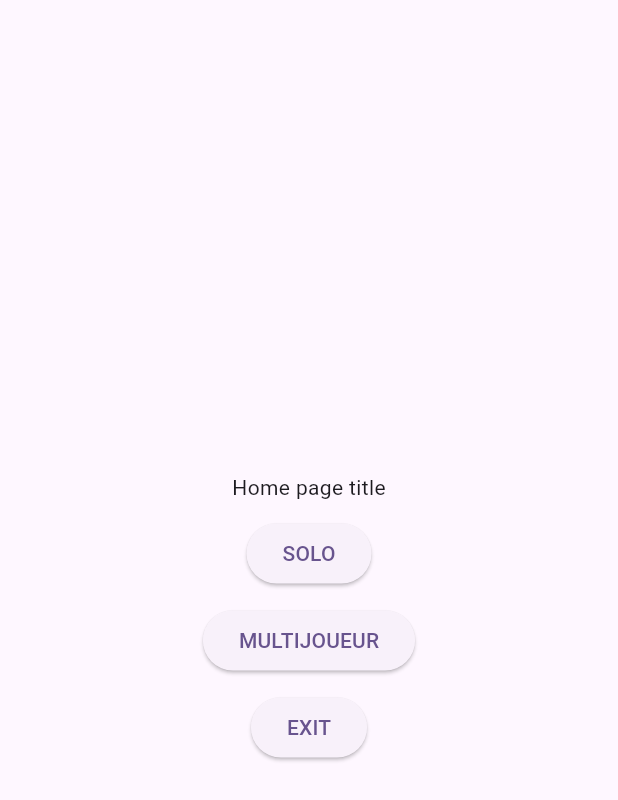
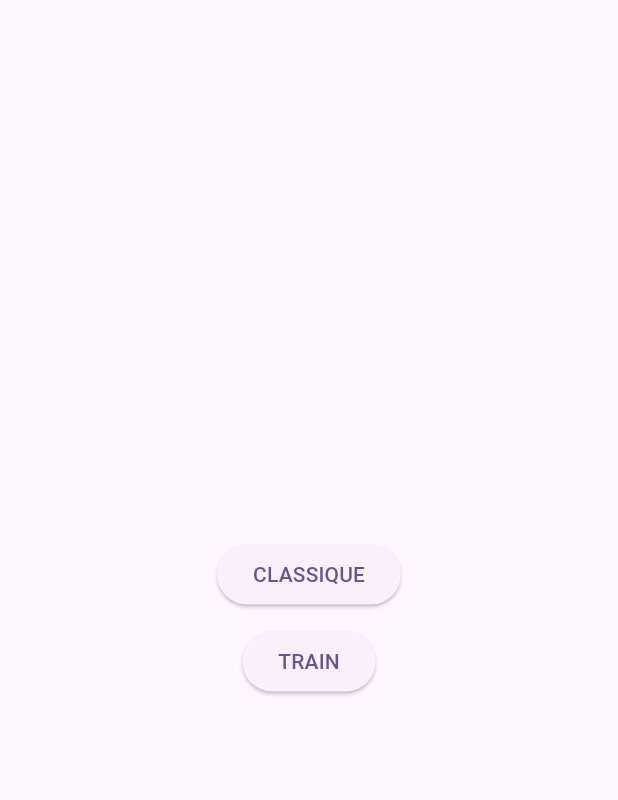
Before and after one commit to Hikuluno/Projet_ProgM, a Flutter app: the screen it shows after launch, after a tap on "SOLO", on a phone screen of 412 x 824 dp. Shown: the top 800 px of the screen. Run offline on Flutter 3.47's test engine with Material 2 defaults, Android fonts, the light colour scheme and no system bars.

Commit message:
add routes and solo_screen

```diff
--- a/lib/main.dart
+++ b/lib/main.dart
@@ -1,4 +1,5 @@
 import 'package:flutter/material.dart';
+import 'package:flutter_application_1/screens/solo_screen.dart';
 import './screens/home_screen.dart';
 
 void main() {
@@ -17,8 +18,12 @@ class MyApp extends StatelessWidget {
         colorScheme: ColorScheme.fromSeed(seedColor: Colors.deepPurple),
         useMaterial3: true,
       ),
-      home: const HomeScreen(title: 'Home page title'),
+      initialRoute: '/',
       debugShowCheckedModeBanner: false,
+      routes: {
+        '/': (context) => const HomeScreen(),
+        '/solo': (context) => const SoloScreen(),
+      },
     );
   }
 }
--- a/lib/screens/home_screen.dart
+++ b/lib/screens/home_screen.dart
@@ -1,9 +1,7 @@
 import 'package:flutter/material.dart';
 
 class HomeScreen extends StatelessWidget {
-  const HomeScreen({Key? key, required this.title}) : super(key: key);
-
-  final String title;
+  const HomeScreen({Key? key}) : super(key: key);
 
   @override
   Widget build(BuildContext context) {
@@ -12,10 +10,14 @@ class HomeScreen extends StatelessWidget {
         child: Column(
           mainAxisAlignment: MainAxisAlignment.center,
           children: [
-            Text(title),
             SizedBox(height: 10), // Ajoute un espace vertical de 10 pixels
             ElevatedButton(
-              onPressed: () {},
+              onPressed: () {
+                Navigator.pushNamed(
+                  context,
+                  '/solo',
+                );
+              },
               child: Text('SOLO'),
             ),
             SizedBox(height: 10), // Ajoute un espace vertical de 10 pixels
--- /dev/null
+++ b/lib/screens/solo_screen.dart
@@ -0,0 +1,27 @@
+import 'package:flutter/material.dart';
+
+class SoloScreen extends StatelessWidget {
+  const SoloScreen({Key? key}) : super(key: key);
+
+  @override
+  Widget build(BuildContext context) {
+    return Scaffold(
+      body: Center(
+        child: Column(
+          mainAxisAlignment: MainAxisAlignment.center,
+          children: [
+            ElevatedButton(
+              onPressed: () {},
+              child: Text('CLASSIQUE'),
+            ),
+            SizedBox(height: 10), // Ajoute un espace vertical de 10 pixels
+            ElevatedButton(
+              onPressed: () {},
+              child: Text('TRAIN'),
+            ),
+          ],
+        ),
+      ),
+    );
+  }
+}
```
